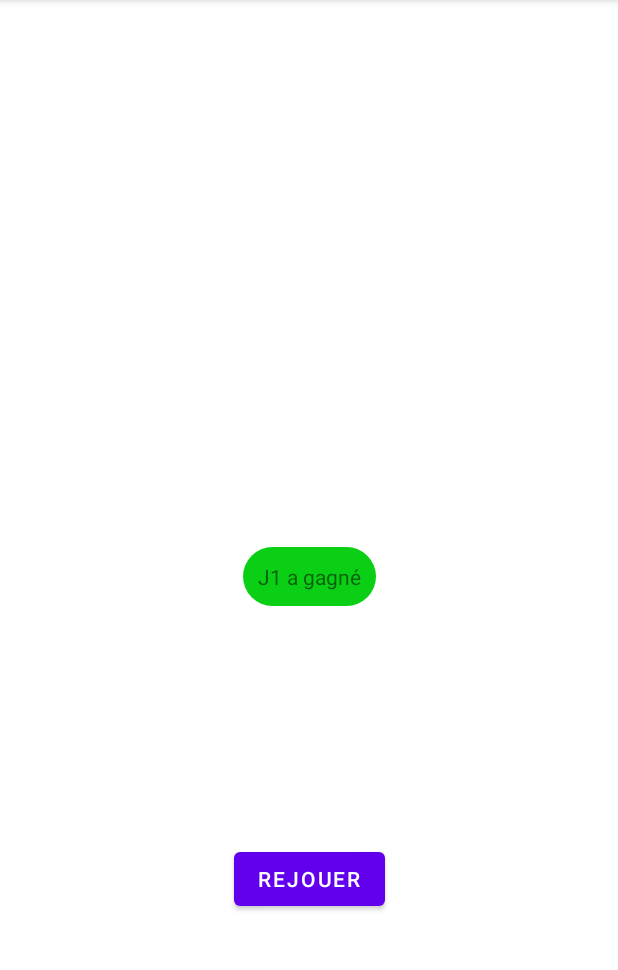
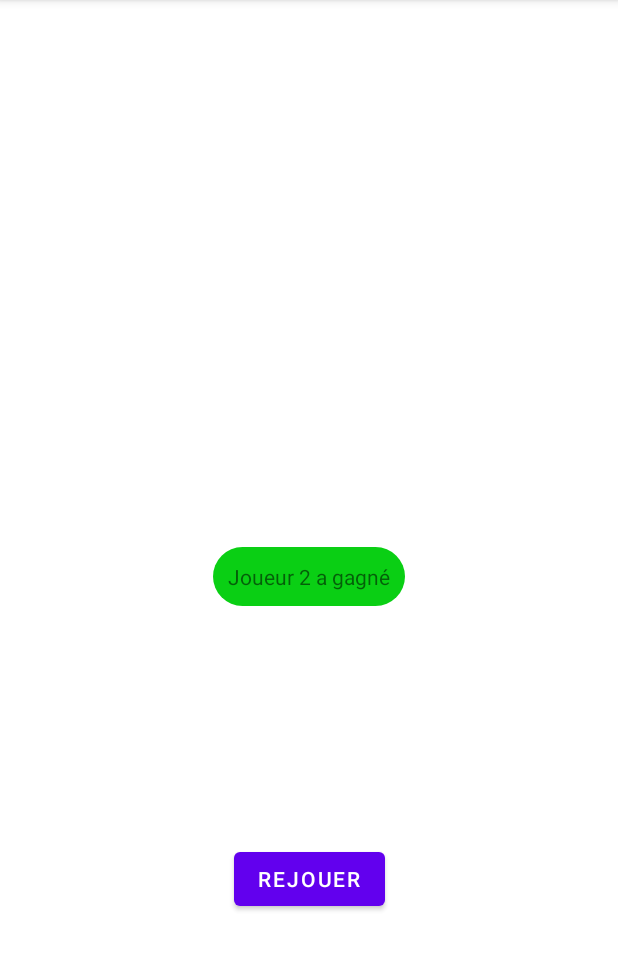
Before and after one commit to Gwenael95/IoT_app_UI, an Android app: the ResultActivity screen opened directly, with no data from a screen before it, on a phone screen of 412 x 824 dp, the part 84-1054 px from its top. Run offline under Robolectric (Android 15) with nearby library versions, the phone set to English and light mode, and no system bars.

Commit message:
resultActivity2

```diff
--- a/app/src/main/AndroidManifest.xml
+++ b/app/src/main/AndroidManifest.xml
@@ -11,7 +11,7 @@
         android:theme="@style/Theme.ButtonWar">
         <activity
             android:name=".ResultActivity"
-            android:exported="false"/>
+            android:exported="false" />
         <activity
             android:name=".GameScreen"
             android:exported="false" />
--- a/app/src/main/java/com/geta/buttonwar/ResultActivity.java
+++ b/app/src/main/java/com/geta/buttonwar/ResultActivity.java
@@ -6,15 +6,21 @@ import android.content.Intent;
 import android.os.Bundle;
 import android.view.View;
 import android.widget.Button;
+import android.widget.TextView;
 
 public class ResultActivity extends AppCompatActivity {
 
     Button button;
+    TextView resulat;
+    int PtJoueur1 = 100;
+    int PtJoueur2 = 300;
+
     @Override
     protected void onCreate(Bundle savedInstanceState) {
         super.onCreate(savedInstanceState);
         setContentView(R.layout.activity_result);
         button = findViewById(R.id.replay);
+        resulat = findViewById(R.id.result);
         button.setOnClickListener(new View.OnClickListener() {
             @Override
             public void onClick(View view) {
@@ -22,5 +28,13 @@ public class ResultActivity extends AppCompatActivity {
                 startActivity(intent);
             }
         });
+        if (PtJoueur1< PtJoueur2){
+            resulat.setText("Joueur 2 a gagné");
+        }else if(PtJoueur1> PtJoueur2){
+            resulat.setText("Joueur 1 a gagné");
+        }else{
+            resulat.setText("égalité");
+        }
+
     }
 }
--- a/app/src/main/res/layout/activity_result.xml
+++ b/app/src/main/res/layout/activity_result.xml
@@ -7,17 +7,17 @@
     tools:context=".ResultActivity">
 
     <TextView
-        android:id="@+id/textView2"
+        android:id="@+id/result"
         android:layout_width="wrap_content"
         android:layout_height="wrap_content"
         android:background="@drawable/box"
         android:padding="10dp"
-        android:text="J1 a gagné"
         android:textAlignment="center"
         app:layout_constraintBottom_toBottomOf="parent"
         app:layout_constraintEnd_toEndOf="parent"
         app:layout_constraintStart_toStartOf="parent"
-        app:layout_constraintTop_toTopOf="parent" />
+        app:layout_constraintTop_toTopOf="parent"
+        tools:text="J1 a gagné" />
 
     <Button
         android:id="@+id/replay"
@@ -25,7 +25,7 @@
         android:layout_height="wrap_content"
         android:text="Rejouer"
         app:layout_constraintBottom_toBottomOf="parent"
-        app:layout_constraintEnd_toEndOf="@+id/textView2"
-        app:layout_constraintStart_toStartOf="@+id/textView2"
-        app:layout_constraintTop_toBottomOf="@+id/textView2" />
+        app:layout_constraintEnd_toEndOf="@+id/result"
+        app:layout_constraintStart_toStartOf="@+id/result"
+        app:layout_constraintTop_toBottomOf="@+id/result" />
 </androidx.constraintlayout.widget.ConstraintLayout>
```
